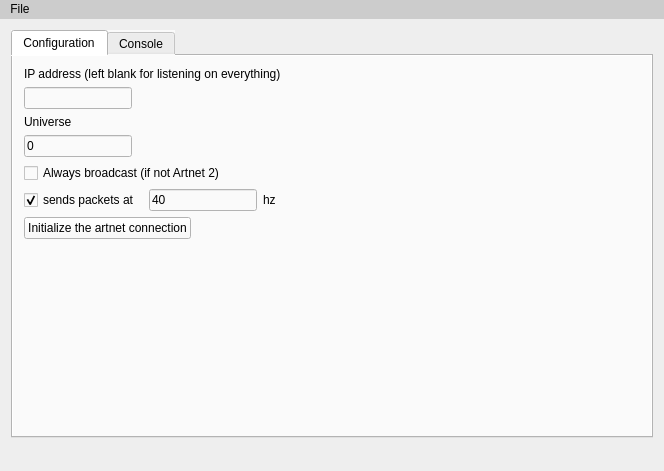
Old version of the form artnetconsole.ui in the repository Gregwar/ArtNet-Console.
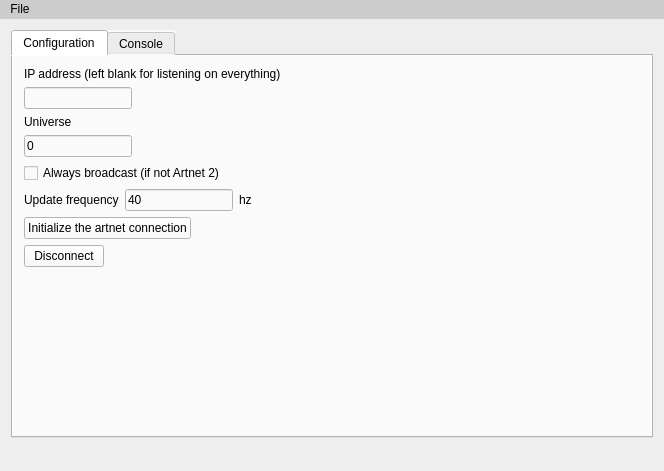
New version of the form.

```diff
--- a/artnetconsole.ui
+++ b/artnetconsole.ui
@@ -58,12 +58,9 @@
         <item row="5" column="0">
          <layout class="QHBoxLayout" name="horizontalLayout_3">
           <item>
-           <widget class="QCheckBox" name="enableSending">
+           <widget class="QLabel" name="label_6">
             <property name="text">
-             <string>sends packets at </string>
-            </property>
-            <property name="checked">
-             <bool>true</bool>
+             <string>Update frequency</string>
             </property>
            </widget>
           </item>
@@ -110,7 +107,7 @@
           </property>
          </widget>
         </item>
-        <item row="7" column="0">
+        <item row="8" column="0">
          <spacer name="verticalSpacer">
           <property name="orientation">
            <enum>Qt::Vertical</enum>
@@ -123,6 +120,13 @@
           </property>
          </spacer>
         </item>
+        <item row="7" column="0">
+         <widget class="QPushButton" name="disconnectButton">
+          <property name="text">
+           <string>Disconnect</string>
+          </property>
+         </widget>
+        </item>
        </layout>
       </widget>
       <widget class="QWidget" name="tab_2">
```
Left out of the diff: 2 changed lines with no effect on the pictures.
